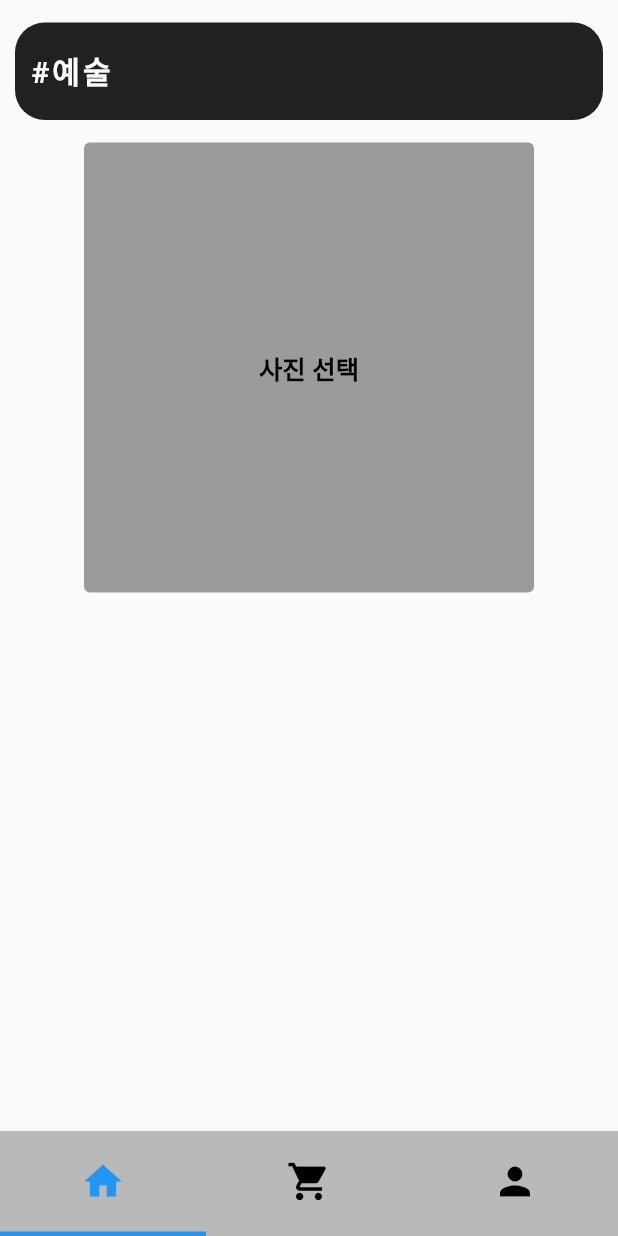
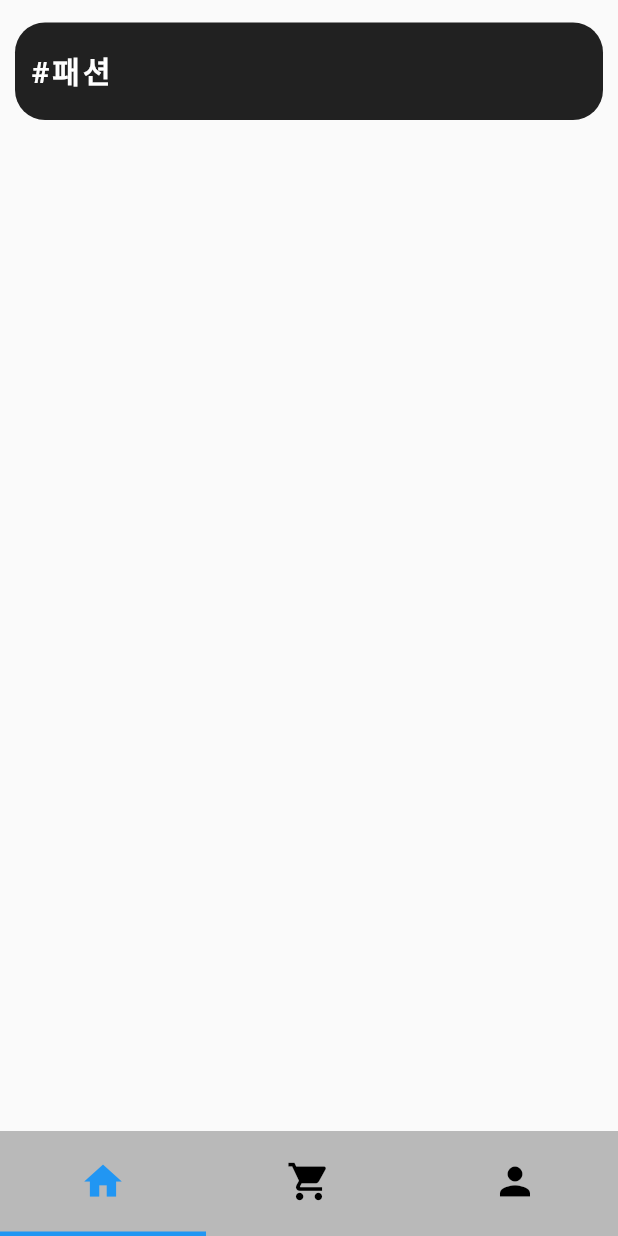
Before and after one commit to HaniumGPR/GPR, a Flutter app: the screen it shows after launch, after a tap on "#패션", on a phone screen of 412 x 824 dp. Run offline on Flutter 3.47's test engine with Material 2 defaults, Android fonts, the phone set to English and light mode, and no system bars; our stand-ins replace image_picker; Roboto replaces fonts that are missing (Nunito Sans).

Commit message:
각 카테고리 별 페이지 이동 구현 완료

```diff
--- a/lib/art_page.dart
+++ b/lib/art_page.dart
@@ -1,4 +1,5 @@
 import 'package:flutter/material.dart';
+import 'package:hanium_gpr/show_single_category.dart';
 import 'package:image_picker/image_picker.dart';
 
 import 'menu_bar.dart';
@@ -37,30 +38,7 @@ class _ArtPageState extends State<ArtPage> {
       home: Scaffold(
         body: Column(
           children: [
-            Container(
-              height: 65,
-              width: double.infinity,
-              margin: const EdgeInsets.symmetric(vertical: 15, horizontal: 10),
-              padding: const EdgeInsets.only(left: 10.0, right: 10.0),
-              decoration: BoxDecoration(
-                color: Colors.black87,
-                borderRadius: BorderRadius.circular(20),
-              ),
-              child: Row(
-                children: [
-                  Text(
-                    "#예술",
-                    style: TextStyle(
-                      fontWeight: FontWeight.w700,
-                      fontSize: 20,
-                      color: Colors.white,
-                      fontFamily: "Nunito Sans",
-                      letterSpacing: 2.0,
-                    ),
-                  ),
-                ],
-              ),
-            ),
+            showSingleCategory("#예술"),
             Container(
               width: 300,
               height: 300,
--- a/lib/category_widget.dart
+++ b/lib/category_widget.dart
@@ -1,6 +1,6 @@
 import 'package:flutter/material.dart';
 
-// 카테고리 list로 받아서 보여줌
+// 카테고리 버튼 디자인 및 클릭 이벤트
 
 class CategoryWidget extends StatefulWidget {
   const CategoryWidget({
--- /dev/null
+++ b/lib/education_page.dart
@@ -0,0 +1,28 @@
+import 'package:flutter/material.dart';
+import 'package:hanium_gpr/show_single_category.dart';
+
+import 'menu_bar.dart';
+
+class EducationPage extends StatefulWidget {
+  const EducationPage({Key? key}) : super(key: key);
+
+  @override
+  State<EducationPage> createState() => _EducationPageState();
+}
+
+class _EducationPageState extends State<EducationPage> {
+  @override
+  Widget build(BuildContext context) {
+    // TODO: implement build
+    return MaterialApp(
+      home: Scaffold(
+        body: Column(
+          children: [
+            showSingleCategory("#교육"),
+          ],
+        ),
+        bottomNavigationBar: CustomNavigationBar(),
+      ),
+    );
+  }
+}
--- /dev/null
+++ b/lib/fashion_page.dart
@@ -0,0 +1,28 @@
+import 'package:flutter/material.dart';
+import 'package:hanium_gpr/show_single_category.dart';
+
+import 'menu_bar.dart';
+
+class FashionPage extends StatefulWidget {
+  const FashionPage({Key? key}) : super(key: key);
+
+  @override
+  State<FashionPage> createState() => _FashionPageState();
+}
+
+class _FashionPageState extends State<FashionPage> {
+  @override
+  Widget build(BuildContext context) {
+    // TODO: implement build
+    return MaterialApp(
+      home: Scaffold(
+        body: Column(
+          children: [
+            showSingleCategory("#패션"),
+          ],
+        ),
+        bottomNavigationBar: CustomNavigationBar(),
+      ),
+    );
+  }
+}
--- a/lib/main_page.dart
+++ b/lib/main_page.dart
@@ -1,10 +1,12 @@
 import 'package:flutter/material.dart';
 
 import 'category_widget.dart';
+import 'education_page.dart';
+import 'fashion_page.dart';
 import 'menu_bar.dart';
 import 'art_page.dart';
 
-// 메인페이지 구성
+// 메인 홈페이지
 
 void main() {
   runApp(MainPage());
@@ -20,7 +22,6 @@ class MainPage extends StatefulWidget {
 class _MainPageState extends State<MainPage> {
   @override
   Widget build(BuildContext context) {
-    final List<String> categories = ["#예술", "#패션", "#교육"];
     // TODO: implement build
     return MaterialApp(
         home: Scaffold(
@@ -39,6 +40,8 @@ class _MainPageState extends State<MainPage> {
         toolbarHeight: 65,
         titleSpacing: 10,
       ),
+
+      // 각 카테고리에 맞는 페이지로 이동하도록 페이지 지정 -> category_widget.dart
       body: Column(
         children: <Widget>[
           CategoryWidget(
@@ -47,11 +50,11 @@ class _MainPageState extends State<MainPage> {
           ),
           CategoryWidget(
             buttonText: "#패션",
-            page: ArtPage(),
+            page: FashionPage(),
           ),
           CategoryWidget(
             buttonText: "#교육",
-            page: ArtPage(),
+            page: EducationPage(),
           ),
         ],
       ),
--- /dev/null
+++ b/lib/show_single_category.dart
@@ -0,0 +1,28 @@
+import 'package:flutter/material.dart';
+
+Container showSingleCategory(String category) {
+  return Container(
+    height: 65,
+    width: double.infinity,
+    margin: const EdgeInsets.symmetric(vertical: 15, horizontal: 10),
+    padding: const EdgeInsets.only(left: 10.0, right: 10.0),
+    decoration: BoxDecoration(
+      color: Colors.black87,
+      borderRadius: BorderRadius.circular(20),
+    ),
+    child: Row(
+      children: [
+        Text(
+          category,
+          style: TextStyle(
+            fontWeight: FontWeight.w700,
+            fontSize: 20,
+            color: Colors.white,
+            fontFamily: "Nunito Sans",
+            letterSpacing: 2.0,
+          ),
+        ),
+      ],
+    ),
+  );
+}
```
